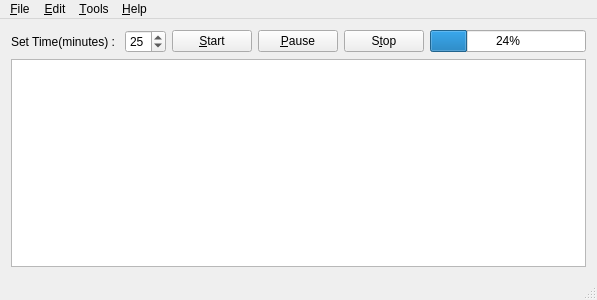
Qt form mainwindow.ui (steven-ban/TomatoWorkflow) before a commit.
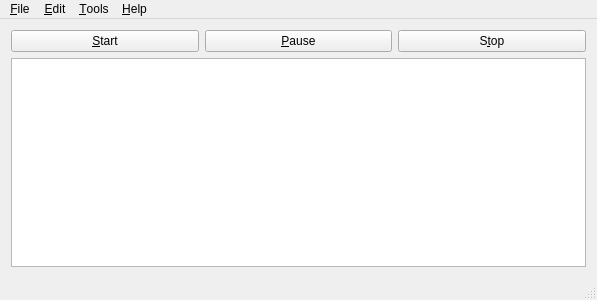
The same form after that commit.

Commit message:
加入SQL功能，优化交互逻辑，程序基本可用。
加入SQL功能，可以显示及插入数据库内容。
优化交互逻辑。
目前的问题：易用性和内部逻辑需要改善，特别是start和stop按钮的内部实现。

Patch:
```diff
--- a/mainwindow.ui
+++ b/mainwindow.ui
@@ -17,32 +17,6 @@
    <layout class="QVBoxLayout" name="verticalLayout">
     <item>
      <layout class="QHBoxLayout" name="horizontalLayout">
-      <item>
-       <widget class="QLabel" name="label">
-        <property name="text">
-         <string>Set Time(minutes) : </string>
-        </property>
-       </widget>
-      </item>
-      <item>
-       <widget class="QDoubleSpinBox" name="doubleSpinBox">
-        <property name="decimals">
-         <number>0</number>
-        </property>
-        <property name="minimum">
-         <double>10.000000000000000</double>
-        </property>
-        <property name="maximum">
-         <double>60.000000000000000</double>
-        </property>
-        <property name="singleStep">
-         <double>5.000000000000000</double>
-        </property>
-        <property name="value">
-         <double>25.000000000000000</double>
-        </property>
-       </widget>
-      </item>
       <item>
        <widget class="QPushButton" name="startButton">
         <property name="text">
@@ -64,13 +38,6 @@
         </property>
        </widget>
       </item>
-      <item>
-       <widget class="QProgressBar" name="progressBar">
-        <property name="value">
-         <number>24</number>
-        </property>
-       </widget>
-      </item>
      </layout>
     </item>
     <item>
```
The commit also changes 2 other files.
